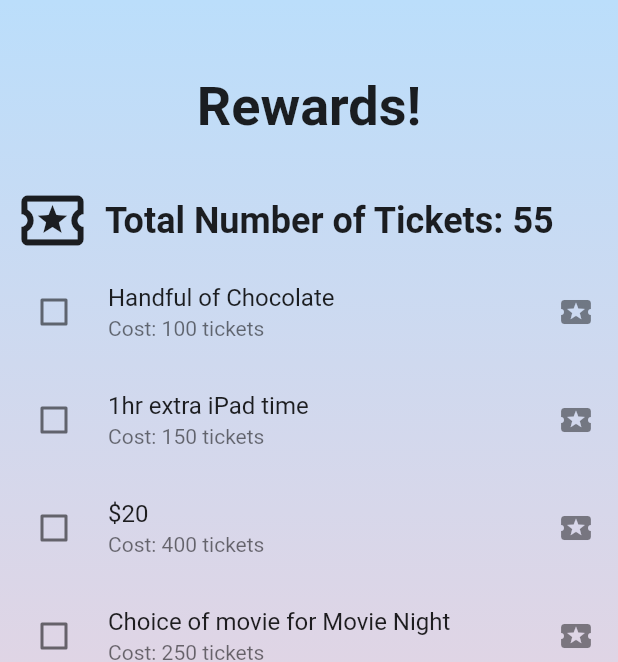
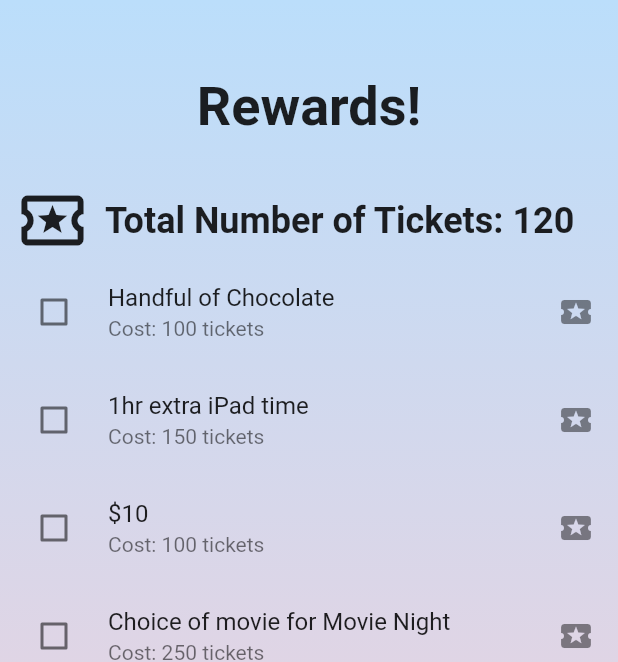
Before and after one commit to s3838761/COSCSILENCE, a Flutter app: the RewardsPage screen opened directly, on a phone screen of 412 x 824 dp. Shown: the top 662 px of the screen. Run offline on Flutter 3.47's test engine with Material 2 defaults, Android fonts, the phone set to English and light mode, and no system bars; our stand-ins replace flutter_fortune_wheel, percent_indicator.

Commit message:
Adds presentation video (Flutter minor changes)

```diff
--- a/Flutter/dopa_mine/lib/rewards.dart
+++ b/Flutter/dopa_mine/lib/rewards.dart
@@ -8,12 +8,12 @@ class RewardsPage extends StatefulWidget {
 }
 
 class _RewardsPageState extends State<RewardsPage> {
-  final int ticketTotal = 55;
+  final int ticketTotal = 120;
 
   final rewardOptions = [
     CheckBoxState(title: 'Handful of Chocolate', cost: '100'),
     CheckBoxState(title: '1hr extra iPad time', cost: '150'),
-    CheckBoxState(title: '\$20', cost: '400'),
+    CheckBoxState(title: '\$10', cost: '100'),
     CheckBoxState(title: 'Choice of movie for Movie Night', cost: '250')
   ];
 
--- a/Flutter/dopa_mine/lib/tasks.dart
+++ b/Flutter/dopa_mine/lib/tasks.dart
@@ -30,14 +30,13 @@ class _TasksPageState extends State<TasksPage> {
     CheckBoxState(title: 'Clean Bathroom'),
     CheckBoxState(title: 'Do History Homework'),
     CheckBoxState(title: 'Feed the Dog'),
-    CheckBoxState(title: 'Learn the 9 times table')
+    CheckBoxState(title: 'Take out the Trash')
   ];
 
   @override
   Widget build(BuildContext context) {
     final tasks = <String>[
       'Clean the Dishes',
-      'Mow the Lawn',
       'Take out the Trash',
       'Paint the fence',
     ];
```
Also changed, not shown: 1 other file.
